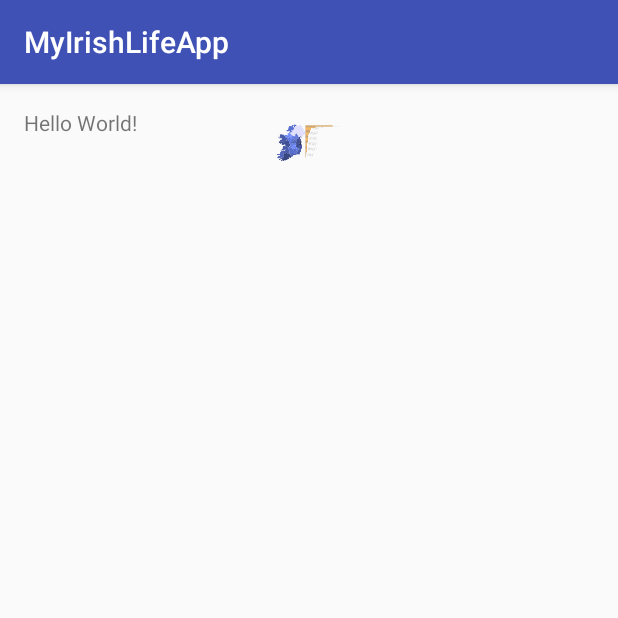
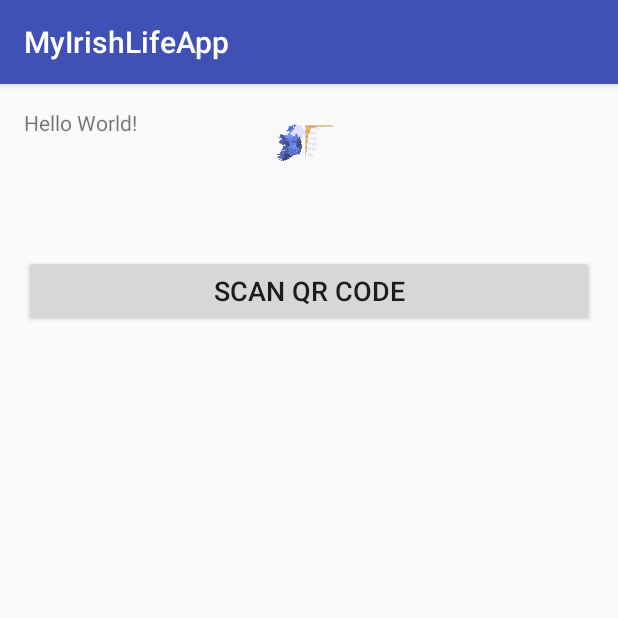
Before and after one commit to RonanCassidy/MyIrishLifeApp, an Android app: the screen it shows after launch (MainActivity), on a phone screen of 412 x 824 dp, the top half of it. Run offline under Robolectric (Android 15) with nearby library versions, the phone set to English and light mode, and no system bars.

Commit message:
QR code stuff, fingers crossed!

```diff
--- a/app/build.gradle
+++ b/app/build.gradle
@@ -25,4 +25,5 @@ dependencies {
         exclude group: 'com.android.support', module: 'support-annotations'
     })
     compile 'com.android.support:appcompat-v7:24.2.1'
+
 }
--- a/app/src/main/AndroidManifest.xml
+++ b/app/src/main/AndroidManifest.xml
@@ -1,7 +1,7 @@
 <?xml version="1.0" encoding="utf-8"?>
 <manifest xmlns:android="http://schemas.android.com/apk/res/android"
     package="com.example.z034.myirishlifeapp">
-
+    <uses-permission android:name="android.permission.CAMERA" />
     <application
         android:allowBackup="true"
         android:icon="@mipmap/il_launcher"
@@ -15,6 +15,9 @@
                 <category android:name="android.intent.category.LAUNCHER" />
             </intent-filter>
         </activity>
+        <activity android:name=".QRScannerActivity">
+        </activity>
+
     </application>
 
 </manifest>
--- a/app/src/main/java/com/example/z034/myirishlifeapp/MainActivity.java
+++ b/app/src/main/java/com/example/z034/myirishlifeapp/MainActivity.java
@@ -1,13 +1,31 @@
 package com.example.z034.myirishlifeapp;
 
+import android.content.Intent;
 import android.support.v7.app.AppCompatActivity;
 import android.os.Bundle;
+import android.view.View;
+import android.widget.Button;
 
 public class MainActivity extends AppCompatActivity {
+
+    Button button;
 
     @Override
     protected void onCreate(Bundle savedInstanceState) {
         super.onCreate(savedInstanceState);
         setContentView(R.layout.activity_main);
+
+        button = (Button) findViewById(R.id.qrButton);
+
+        // Capture button clicks
+        button.setOnClickListener(new View.OnClickListener() {
+            public void onClick(View arg0) {
+
+                // Start NewActivity.class
+                Intent myIntent = new Intent(MainActivity.this,
+                        QRScannerActivity.class);
+                startActivity(myIntent);
+            }
+        });
     }
 }
--- a/app/src/main/res/layout/activity_main.xml
+++ b/app/src/main/res/layout/activity_main.xml
@@ -26,4 +26,17 @@
         android:clickable="true"
         android:layout_centerHorizontal="true" />
 
+    <Button
+        android:id="@+id/qrButton"
+        android:layout_width="match_parent"
+        android:layout_height="wrap_content"
+        android:layout_gravity="center"
+        android:gravity="center"
+        android:text="Scan QR Code"
+        android:textSize="18dp"
+        android:layout_marginTop="50dp"
+        android:layout_below="@+id/imageView"
+        android:layout_centerHorizontal="true">
+    </Button>
+
 </RelativeLayout>
```
Also changed, not shown: app/src/main/java/com/example/z034/myirishlifeapp/QRScannerActivity.java (added, +75 -0 lines), app/src/main/res/layout/qrscanner.xml (added, +16 -0 lines), gradle.properties (+5 -5 lines).
